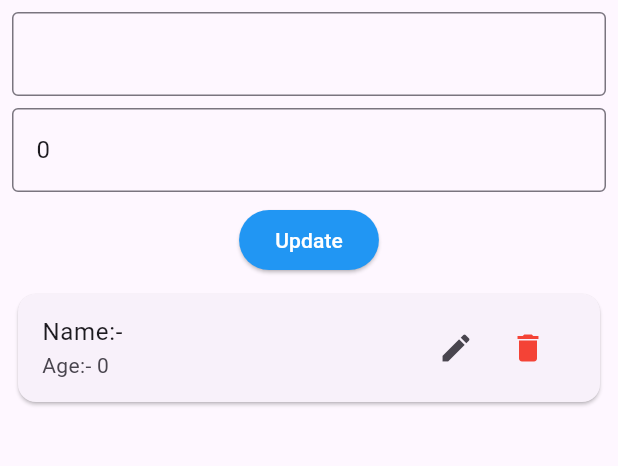
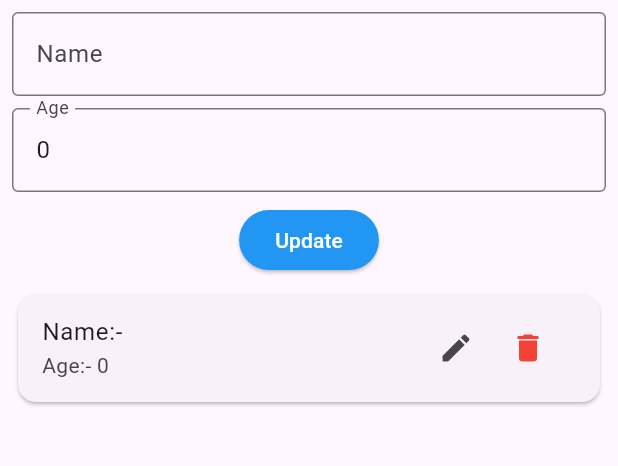
Before and after one commit to lahteefmitco/oxdo_hive, a Flutter app: the screen it shows after launch, after a tap on "Save", after a tap on the "edit" icon, on a phone screen of 412 x 824 dp, the part 84-550 px from its top. Run offline on Flutter 3.47's test engine with Material 3 defaults, Android fonts, the phone set to English and light mode, and no system bars; our stand-ins replace hive, hive_flutter; accounts and stored records are empty.

Commit message:
Updated labels and hints

```diff
--- a/lib/main.dart
+++ b/lib/main.dart
@@ -2,7 +2,9 @@ import 'package:flutter/material.dart';
 import 'package:hive_flutter/hive_flutter.dart';
 import 'package:oxdo_hive/person/person.dart';
 
+// Declare variable globaly
 late final Box<Person> boxPerson;
+
 void main() async {
   // Initialize Hive and register adapters if needed
   await Hive.initFlutter();
@@ -19,7 +21,6 @@ void main() async {
 class MyApp extends StatelessWidget {
   const MyApp({super.key});
 
-  // This widget is the root of your application.
   @override
   Widget build(BuildContext context) {
     return MaterialApp(
@@ -50,6 +51,7 @@ class _MyHomePageState extends State<MyHomePage> {
   SaveButtonMode _saveButtonMode = SaveButtonMode.save;
   int? _indexToUpdate;
 
+  // add data
   void _addPerson(Person person) async {
     await boxPerson.add(person);
     _nameController.clear();
@@ -78,7 +80,6 @@ class _MyHomePageState extends State<MyHomePage> {
     _indexToUpdate = null;
     setState(() {});
     _unFocusAllFocusNode();
-
   }
 
   // delete person
@@ -105,23 +106,38 @@ class _MyHomePageState extends State<MyHomePage> {
           child: Column(
             mainAxisAlignment: MainAxisAlignment.center,
             children: <Widget>[
+              // name text field
               TextField(
                 controller: _nameController,
                 focusNode: _nameFocusNode,
-                decoration: const InputDecoration(border: OutlineInputBorder()),
+                decoration: const InputDecoration(
+                  border: OutlineInputBorder(),
+                  label: Text("Name"),
+                  hintText: "Enter name",
+                  hintStyle: TextStyle(color: Colors.black38),
+                ),
               ),
               const SizedBox(
                 height: 8,
               ),
+
+              // age textfield
               TextField(
                 controller: _ageController,
                 focusNode: _ageFocus,
-                decoration: const InputDecoration(border: OutlineInputBorder()),
+                decoration: const InputDecoration(
+                  border: OutlineInputBorder(),
+                  label: Text("Age"),
+                  hintText: "Enter age",
+                  hintStyle: TextStyle(color: Colors.black38),
+                ),
                 keyboardType: TextInputType.number,
               ),
               const SizedBox(
                 height: 8,
               ),
+
+              // save or update button
               ElevatedButton(
                 onPressed: () {
                   if (_saveButtonMode == SaveButtonMode.save) {
@@ -148,6 +164,8 @@ class _MyHomePageState extends State<MyHomePage> {
               const SizedBox(
                 height: 8,
               ),
+
+              // person list
               Expanded(
                 child: ValueListenableBuilder(
                   valueListenable: boxPerson.listenable(),
@@ -185,10 +203,11 @@ class _MyHomePageState extends State<MyHomePage> {
                       separatorBuilder: (context, index) {
                         return const Divider();
                       },
-                        itemCount: values.length);
+                      itemCount: values.length,
+                    );
                   },
                 ),
-              )
+              ),
             ],
           ),
         ),
@@ -204,6 +223,7 @@ class _MyHomePageState extends State<MyHomePage> {
     _nameFocusNode.dispose();
     _ageFocus.dispose();
 
+    // To free up resources
     await boxPerson.close();
     super.dispose();
   }
```
Lines whose indentation alone changed are shown as unchanged.
